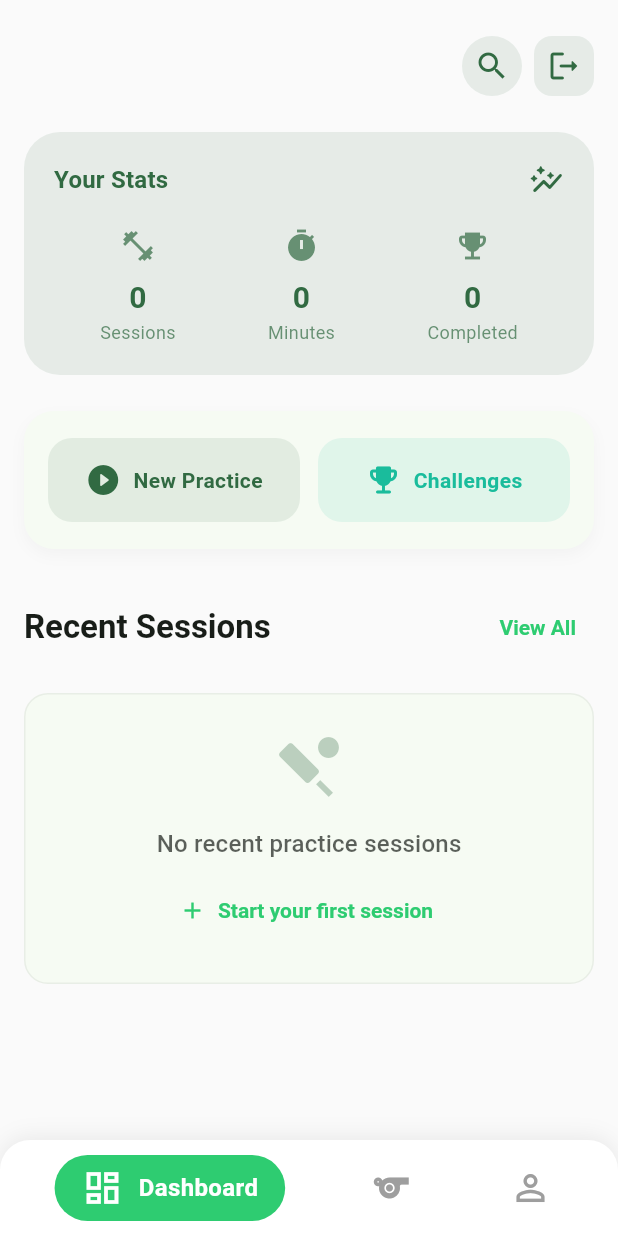
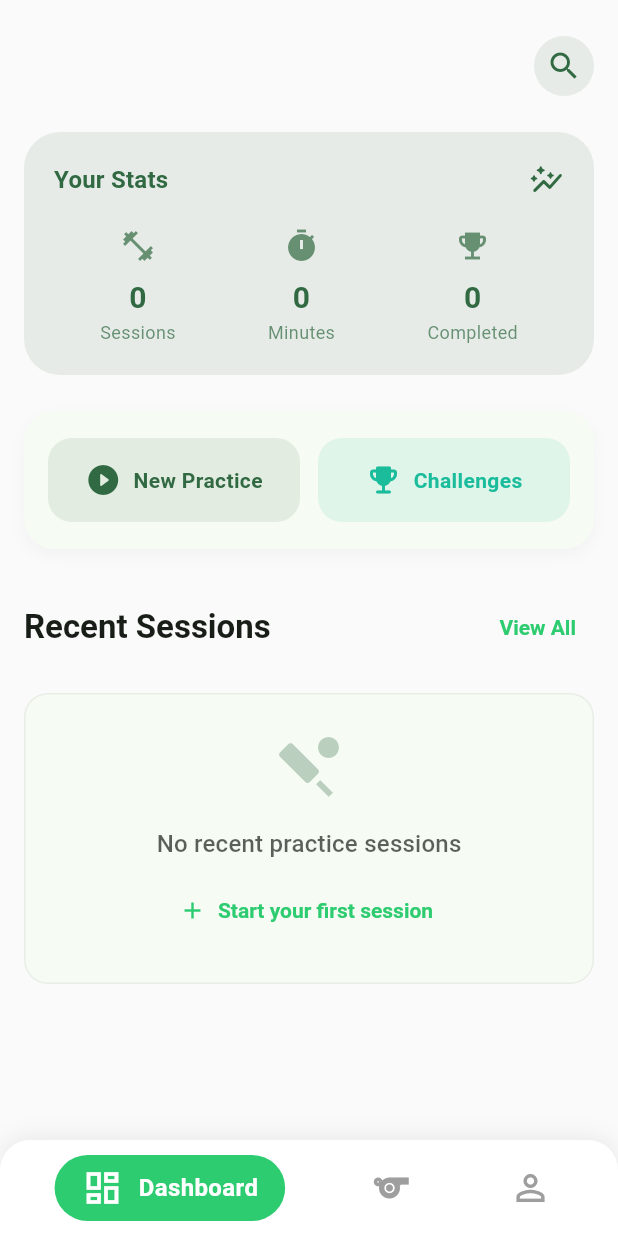
Before and after one commit to Force-Power-Infotech/bowlsace, a Flutter app: the MainNavigationScreen screen opened by its route, on a phone screen of 412 x 824 dp. Run offline on Flutter 3.47's test engine with Material 3 defaults, Android fonts, the phone set to English and light mode, and no system bars; our stand-ins replace connectivity_plus, flutter_secure_storage, get_it, shared_preferences; accounts and stored records are empty.

Commit message:
feat: Update DashboardScreen UI by refining search icon button placement and removing logout button

```diff
--- a/lib/ui/screens/dashboard/dashboard_screen.dart
+++ b/lib/ui/screens/dashboard/dashboard_screen.dart
@@ -232,7 +232,7 @@ class _DashboardScreenState extends State<DashboardScreen> {
                         ),
                 ),
                 const SizedBox(width: 8),
-                // Search icon button
+                // Search icon button (top right)
                 if (!_showSearch)
                   GestureDetector(
                     onTap: () {
@@ -243,7 +243,7 @@ class _DashboardScreenState extends State<DashboardScreen> {
                     child: Container(
                       width: 40,
                       height: 40,
-                      margin: const EdgeInsets.only(right: 8),
+                      // No margin, flush right
                       decoration: BoxDecoration(
                         color: theme.colorScheme.primary.withOpacity(0.1),
                         shape: BoxShape.circle,
@@ -254,21 +254,6 @@ class _DashboardScreenState extends State<DashboardScreen> {
                       ),
                     ),
                   ),
-                // Logout button
-                GestureDetector(
-                  onTap: _logout,
-                  child: Container(
-                    padding: const EdgeInsets.all(8),
-                    decoration: BoxDecoration(
-                      color: theme.colorScheme.primary.withOpacity(0.1),
-                      borderRadius: BorderRadius.circular(12),
-                    ),
-                    child: Icon(
-                      Icons.logout_rounded,
-                      color: theme.colorScheme.primary,
-                    ),
-                  ),
-                ),
               ],
             ),
           const SizedBox(height: 24),
```
